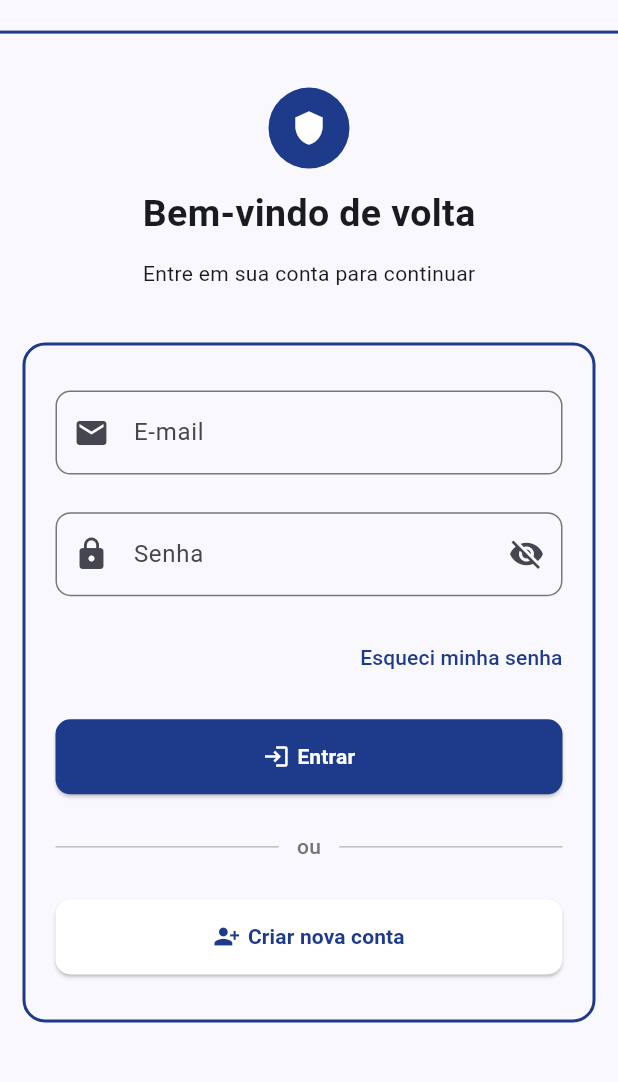
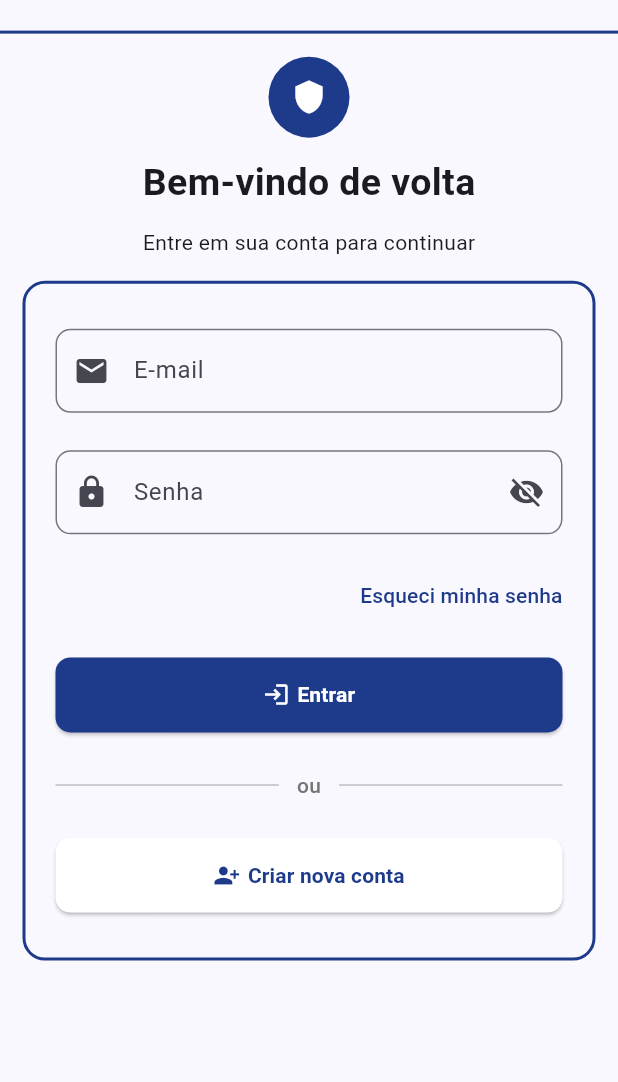
Before and after one commit to FillipeEduardo/inspecao_veicular_petroeng, a Flutter app: the screen it shows after launch, on a phone screen of 412 x 824 dp, the part 90-1172 px from its top. Run offline on Flutter 3.47's test engine with Material 3 defaults, Android fonts, the phone set to English and light mode, and no system bars.

Commit message:
refatora a página de login para melhorar a estrutura e a responsividade

```diff
--- a/lib/pages/login_page.dart
+++ b/lib/pages/login_page.dart
@@ -10,7 +10,9 @@ class LoginPage extends StatelessWidget {
     final alturaSafe =
         mq.size.height - mq.viewPadding.top - mq.viewPadding.bottom;
     return Scaffold(
+      resizeToAvoidBottomInset: true,
       body: SafeArea(
+        child: SingleChildScrollView(
           child: Column(
             children: [
               Container(
@@ -57,7 +59,7 @@ class LoginPage extends StatelessWidget {
                 ),
               ),
               SizedBox(
-              height: alturaSafe * 0.25,
+                height: alturaSafe * 0.20,
                 width: .infinity,
                 child: Column(
                   mainAxisAlignment: .center,
@@ -97,6 +99,7 @@ class LoginPage extends StatelessWidget {
             ],
           ),
         ),
+      ),
     );
   }
 }
```
Lines whose indentation alone changed are shown as unchanged.
